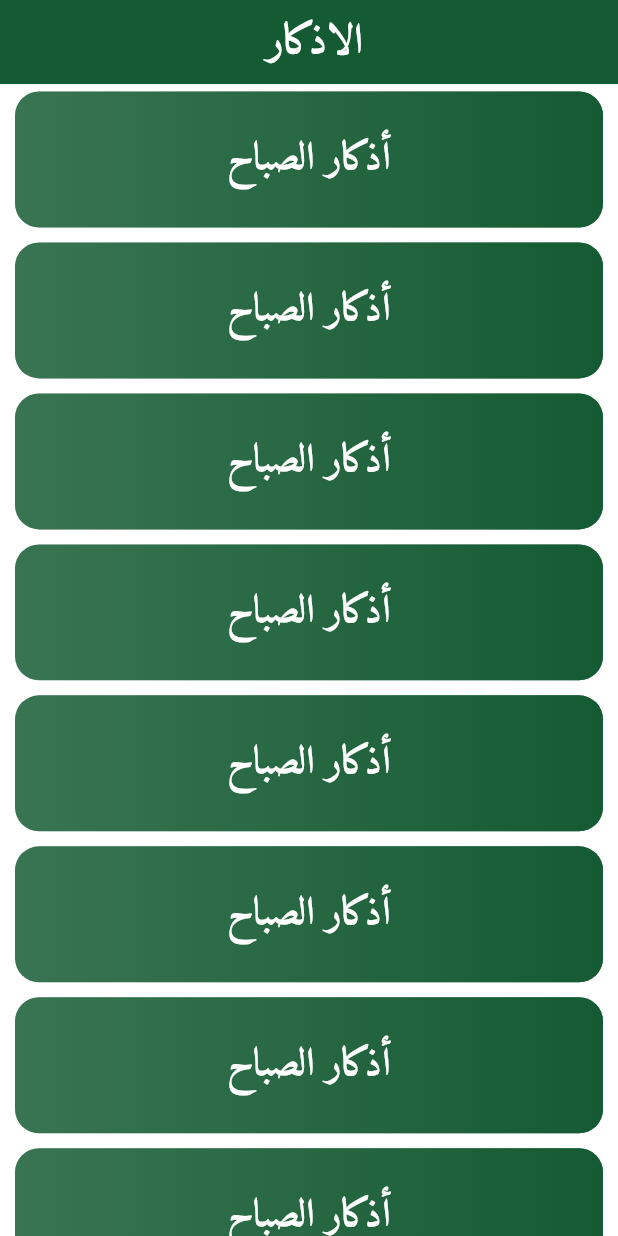
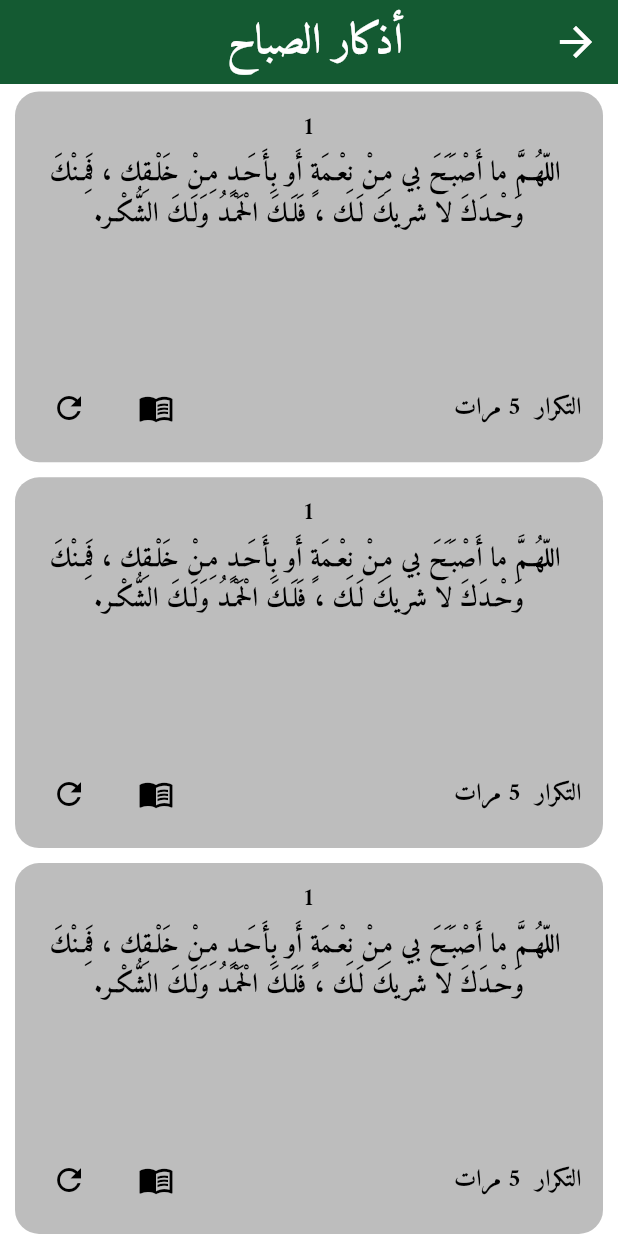
Before and after one commit to hassannwesh/al_rafiq_app, a Flutter app: the AzkarView screen opened by its route, after a tap on "أذكار الصباح", on a phone screen of 412 x 824 dp. Run offline on Flutter 3.47's test engine with Material 3 defaults, Android fonts, the phone set to English and light mode, and no system bars; our stand-ins replace go_router.

Commit message:
Add Azkar details and creat zakr card

```diff
--- a/lib/core/utils/app_router.dart
+++ b/lib/core/utils/app_router.dart
@@ -1,4 +1,6 @@
 import 'package:al_rafiq/feature/home/presentation/views/Sections/views/azkar_view.dart';
+import 'package:al_rafiq/feature/home/presentation/views/Sections/views/evening_azkar_view.dart';
+import 'package:al_rafiq/feature/home/presentation/views/Sections/views/azkar_details_view.dart';
 import 'package:al_rafiq/feature/home/presentation/views/home_view.dart';
 import 'package:al_rafiq/feature/splash/presentation/views/widgets/splash_view.dart';
 import 'package:flutter/material.dart';
@@ -6,7 +8,9 @@ import 'package:go_router/go_router.dart';
 
 abstract class AppRouter {
   static const String kHomeView = '/homeview';
-static const String kAzkarView='/azkarview';
+  static const String kAzkarView = '/azkarview';
+  static const String kAzkarDetails = '/azkardetails';
+  static const String kEveningAzkar = '/eveningAzkar';
   String get initialRoute;
   static final GoRouter router = GoRouter(
     routes: <RouteBase>[
@@ -22,11 +26,24 @@ static const String kAzkarView='/azkarview';
           return const HomeView();
         },
       ),
-      GoRoute(path: kAzkarView,
-       builder: (context, GoRouterState state){
-        return const AzkarView();
-      }),
-
+      GoRoute(
+        path: kAzkarView,
+        builder: (context, GoRouterState state) {
+          return const AzkarView();
+        },
+      ),
+      GoRoute(
+        path: kAzkarDetails,
+        builder: (context, GoRouterState state) {
+          return const AzkarDetailsView();
+        },
+      ),
+      GoRoute(
+        path: kEveningAzkar,
+        builder: (context, GoRouterState state) {
+          return const EveningAzkarView();
+        },
+      ),
     ],
   );
 }
--- /dev/null
+++ b/lib/feature/home/presentation/views/Sections/views/azkar_details_view.dart
@@ -0,0 +1,17 @@
+import 'package:al_rafiq/feature/home/presentation/views/Sections/views/widgets/azkar_details_view_body.dart';
+import 'package:flutter/material.dart';
+
+class AzkarDetailsView extends StatelessWidget {
+  const AzkarDetailsView({super.key});
+
+  @override
+  Widget build(BuildContext context) {
+    return Scaffold(
+      appBar: AppBar(
+        centerTitle: true,
+        title: Text('أذكار الصباح ', style: TextStyle(fontSize: 28)),
+      ),
+      body:AzkarDetailsViewBody() ,
+    );
+  }
+}
--- a/lib/feature/home/presentation/views/Sections/views/azkar_view.dart
+++ b/lib/feature/home/presentation/views/Sections/views/azkar_view.dart
@@ -9,7 +9,7 @@ class AzkarView extends StatelessWidget {
     return Scaffold(
       appBar: AppBar(
         centerTitle: true,
-        title: Text('الاذكار ', style: TextStyle(fontSize: 28)),
+        title: Text('الأذكار ', style: TextStyle(fontSize: 28)),
       ),
       body: AzkarViewBody(),
     );
--- /dev/null
+++ b/lib/feature/home/presentation/views/Sections/views/evening_azkar_view.dart
@@ -0,0 +1,10 @@
+import 'package:flutter/material.dart';
+
+class EveningAzkarView extends StatelessWidget {
+  const EveningAzkarView({super.key});
+
+  @override
+  Widget build(BuildContext context) {
+    return const Placeholder();
+  }
+}
--- /dev/null
+++ b/lib/feature/home/presentation/views/Sections/views/widgets/azkar_details_view_body.dart
@@ -0,0 +1,18 @@
+import 'package:al_rafiq/feature/home/presentation/views/Sections/views/widgets/zkar_card.dart';
+import 'package:flutter/material.dart';
+
+class AzkarDetailsViewBody extends StatelessWidget {
+  const AzkarDetailsViewBody({super.key});
+
+  @override
+  Widget build(BuildContext context) {
+    return ListView.builder(
+      itemBuilder: (context, index) {
+        return Padding(
+          padding: EdgeInsets.symmetric(horizontal: 10, vertical: 5),
+          child: SizedBox(child: ZkarCard()),
+        );
+      },
+    );
+  }
+}
--- a/lib/feature/home/presentation/views/Sections/views/widgets/azkar_view_body.dart
+++ b/lib/feature/home/presentation/views/Sections/views/widgets/azkar_view_body.dart
@@ -1,3 +1,4 @@
+import 'package:al_rafiq/feature/home/presentation/views/Sections/views/widgets/custom_list_view_azkar.dart';
 import 'package:al_rafiq/feature/home/presentation/views/Sections/views/widgets/zkar_item.dart';
 import 'package:flutter/material.dart';
 
@@ -6,13 +7,6 @@ class AzkarViewBody extends StatelessWidget {
 
   @override
   Widget build(BuildContext context) {
-    return ListView.builder(
-      itemBuilder: (context, index) {
-        return Padding(
-          padding: const EdgeInsets.symmetric(horizontal: 10, vertical: 5),
-          child: SizedBox(child: ZkarItem()),
-        );
-      },
-    );
+    return CustomListViewAzkar();
   }
 }
--- /dev/null
+++ b/lib/feature/home/presentation/views/Sections/views/widgets/custom_list_view_azkar.dart
@@ -0,0 +1,41 @@
+import 'package:al_rafiq/feature/home/presentation/views/Sections/views/widgets/zkar_item.dart';
+import 'package:flutter/material.dart';
+import 'package:go_router/go_router.dart';
+
+class CustomListViewAzkar extends StatelessWidget {
+  CustomListViewAzkar({super.key});
+  final List<Map<String, String>> azkarList = [
+    {"text": "أذكار الصباح", "route": "/azkardetails"},
+    {"text": "أذكار المساء", "route": "/eveningAzkar"},
+    {"text": "أذكار النوم", "route": "/sleepAzkar"},
+    {"text": "أذكار المسجد", "route": "/mosqueAzkar"},
+    {"text": "أذكار الوضوء", "route": "/wuduAzkar"},
+    {"text": "أذكار الطعام", "route": "/foodAzkar"},
+    {"text": "أذكار الاستيقاظ", "route": "/wakeupAzkar"},
+    {"text": "أذكار المنزل", "route": "/homeAzkar"},
+    {"text": "أذكار بعد الصلاة", "route": "/afterPrayerAzkar"},
+    {"text": "أذكار الأذان", "route": "/adhanAzkar"},
+    {"text": "أذكار الحج والعمرة", "route": "/hajjUmrahAzkar"},
+  ];
+
+  @override
+  Widget build(BuildContext context) {
+    return ListView.builder(
+      itemCount: azkarList.length,
+      itemBuilder: (context, index) {
+        final azkar = azkarList[index];
+        return Padding(
+          padding: EdgeInsets.symmetric(horizontal: 10, vertical: 5),
+          child: SizedBox(
+            child: ZkarItem(
+              text: azkar["text"]!,
+              onTap: () {
+                GoRouter.of(context).push(azkar["route"]!);
+              },
+            ),
+          ),
+        );
+      },
+    );
+  }
+}
--- /dev/null
+++ b/lib/feature/home/presentation/views/Sections/views/widgets/zkar_card.dart
@@ -0,0 +1,69 @@
+import 'package:al_rafiq/core/utils/helper/class_size.dart';
+import 'package:flutter/material.dart';
+
+class ZkarCard extends StatelessWidget {
+  const ZkarCard({super.key});
+
+  @override
+  Widget build(BuildContext context) {
+    return Container(
+      height: ScreenSize.height(context) * .30,
+      decoration: BoxDecoration(
+        color: Colors.grey[400],
+        borderRadius: BorderRadius.circular(16),
+      ),
+      child: InkWell(
+        onTap: () {},
+        borderRadius: BorderRadius.circular(16),
+        child: Container(
+          height: ScreenSize.height(context) * .13,
+          decoration: BoxDecoration(borderRadius: BorderRadius.circular(16)),
+          child: Padding(
+            padding: const EdgeInsets.symmetric(horizontal: 12, vertical: 12),
+            child: Column(
+              children: [
+                Text(
+                  '1',
+                  textAlign: TextAlign.center,
+                  style: Theme.of(context).textTheme.bodyLarge?.copyWith(
+                    fontSize: 16,
+                    color: Colors.black, // النص يبان بوضوح
+                    fontWeight: FontWeight.bold,
+                  ),
+                ),
+                SizedBox(height: 5),
+                Text(
+                  ' اللّهُـمَّ ما أَصْبَـَحَ بي مِـنْ نِعْـمَةٍ أَو بِأَحَـدٍ مِـنْ خَلْـقِك ، فَمِـنْكَ وَحْـدَكَ لا شريكَ لَـك ، فَلَـكَ الْحَمْـدُ وَلَـكَ الشُّكْـر. ',
+                  textAlign: TextAlign.center,
+                  style: Theme.of(context).textTheme.bodyLarge?.copyWith(
+                    fontSize: 18,
+                    color: Colors.black, // النص يبان بوضوح
+                    fontWeight: FontWeight.bold,
+                  ),
+                ),
+                Spacer(),
+                Row(
+                  children: [
+                    Text(
+                      'التكرار  5 مرات ',
+                      textAlign: TextAlign.center,
+                      style: Theme.of(context).textTheme.bodyLarge?.copyWith(
+                        fontSize: 16,
+                        color: Colors.black, // النص يبان بوضوح
+                        fontWeight: FontWeight.bold,
+                      ),
+                    ),
+                    Spacer(),
+                    IconButton(onPressed: () {}, icon: Icon(Icons.menu_book)),
+                    SizedBox(width: 10),
+                    IconButton(onPressed: () {}, icon: Icon(Icons.refresh)),
+                  ],
+                ),
+              ],
+            ),
+          ),
+        ),
+      ),
+    );
+  }
+}
--- a/lib/feature/home/presentation/views/Sections/views/widgets/zkar_item.dart
+++ b/lib/feature/home/presentation/views/Sections/views/widgets/zkar_item.dart
@@ -2,8 +2,10 @@ import 'package:al_rafiq/core/utils/helper/class_size.dart';
 import 'package:flutter/material.dart';
 
 class ZkarItem extends StatelessWidget {
-  const ZkarItem({super.key});
+  const ZkarItem({super.key, required this.text, required this.onTap});
 
+  final String text;
+  final void Function() onTap;
   @override
   Widget build(BuildContext context) {
     return Container(
@@ -13,7 +15,7 @@ class ZkarItem extends StatelessWidget {
         borderRadius: BorderRadius.circular(16),
       ),
       child: InkWell(
-        onTap: () {},
+        onTap: onTap,
         borderRadius: BorderRadius.circular(16),
         child: Container(
           height: ScreenSize.height(context) * .13,
@@ -30,7 +32,7 @@ class ZkarItem extends StatelessWidget {
           ),
           child: Center(
             child: Text(
-              'أذكار الصباح',
+              text,
               textAlign: TextAlign.center,
               style: Theme.of(context).textTheme.bodyLarge?.copyWith(
                 fontSize: 26,
```
